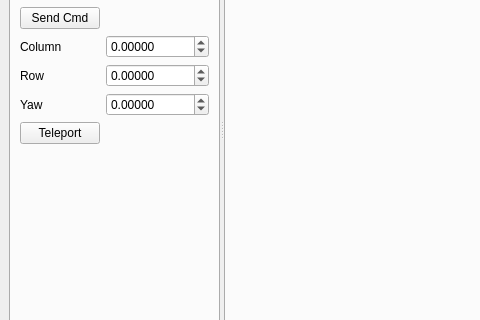
Above: sim/simulator/lib/mainwindow.ui from WPISmartmouse/Smartmouse_2018 before the change; both pictures show x 0 to 480 and y 170 to 490 of the 769 by 600 pixel window. Below: the same form after it.
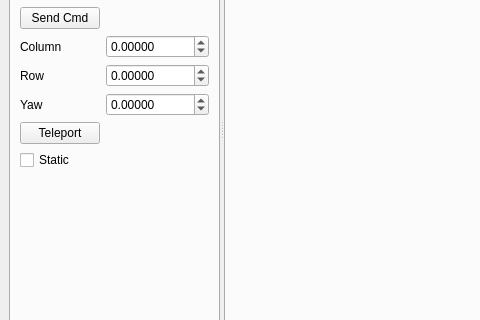
That is the form after the change. The open tabs and pages were chosen to show the change.

Commit message: add "static" option

```diff
--- a/sim/simulator/lib/mainwindow.ui
+++ b/sim/simulator/lib/mainwindow.ui
@@ -274,6 +274,16 @@
            </property>
           </widget>
          </item>
+         <item row="10" column="0">
+          <widget class="QCheckBox" name="static_checkbox">
+           <property name="toolTip">
+            <string>Wheels will move but the robot will not.</string>
+           </property>
+           <property name="text">
+            <string>Static</string>
+           </property>
+          </widget>
+         </item>
         </layout>
        </widget>
       </widget>
```
Left out of the diff: 2 changed lines with no effect on the pictures. The commit also changes 6 other files.
